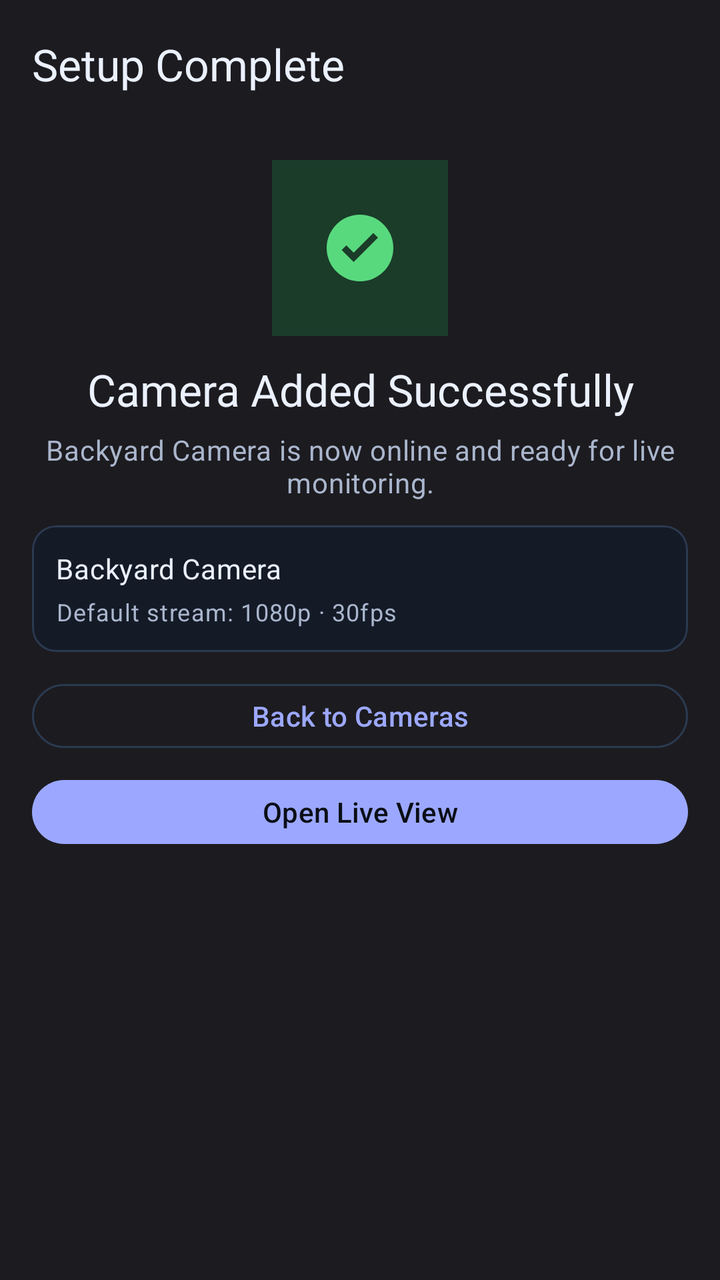
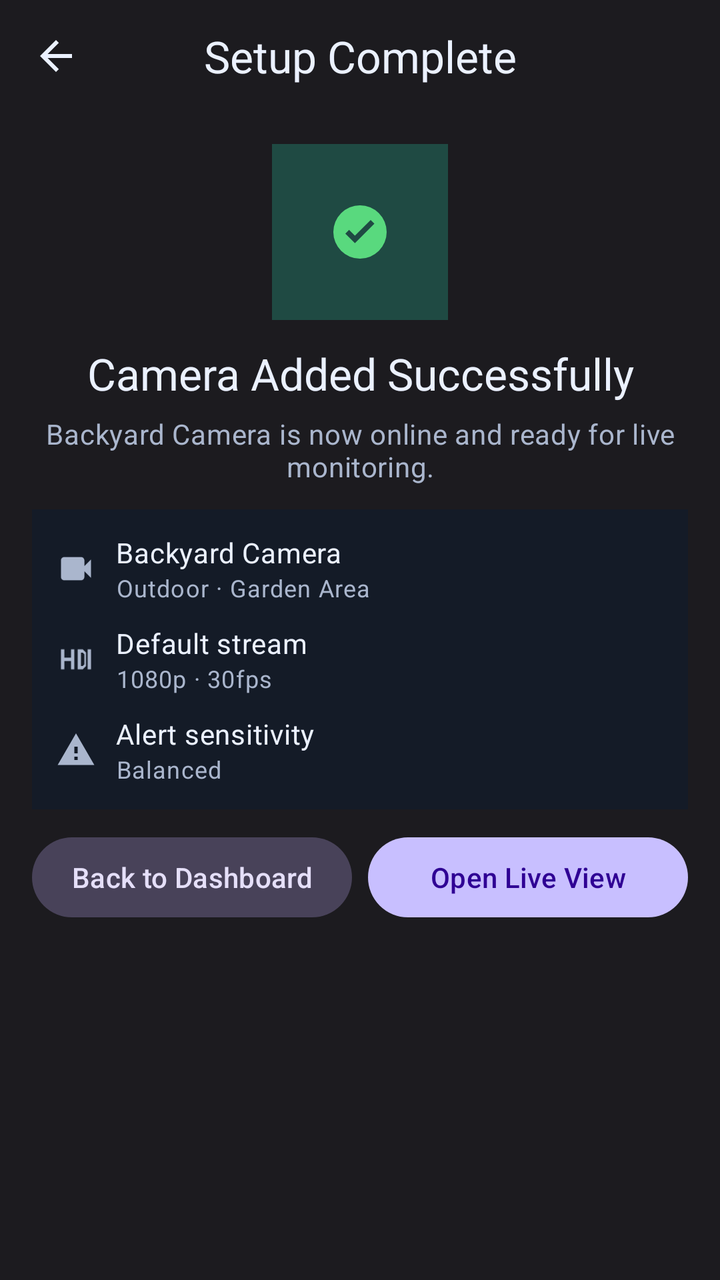

The first picture is an Android layout as it rendered before a commit; the second is the same layout after the commit. The layout source and the unified diff follow.
<!-- AndroidManifest.xml: application theme Theme.RealLive -->
<!-- res/layout/activity_camera_connect_success.xml -->
<?xml version="1.0" encoding="utf-8"?>
<LinearLayout xmlns:android="http://schemas.android.com/apk/res/android"
    xmlns:app="http://schemas.android.com/apk/res-auto"
    android:layout_width="match_parent"
    android:layout_height="match_parent"
    android:background="@color/auth_bg"
    android:orientation="vertical">

    <com.google.android.material.appbar.MaterialToolbar
        android:layout_width="match_parent"
        android:layout_height="wrap_content"
        android:background="@android:color/transparent"
        android:paddingStart="4dp"
        android:paddingEnd="4dp"
        app:title="Setup Complete"
        app:titleTextColor="?attr/colorOnBackground" />

    <LinearLayout
        android:layout_width="match_parent"
        android:layout_height="0dp"
        android:layout_weight="1"
        android:gravity="center_horizontal"
        android:orientation="vertical"
        android:padding="16dp">

        <ImageView
            android:layout_width="88dp"
            android:layout_height="88dp"
            android:background="@color/rl_status_streaming_bg"
            android:padding="24dp"
            android:src="@drawable/ic_rl_check_circle_24"
            android:tint="@color/rl_success" />

        <TextView
            android:layout_width="match_parent"
            android:layout_height="wrap_content"
            android:layout_marginTop="12dp"
            android:gravity="center"
            android:text="Camera Added Successfully"
            android:textAppearance="@style/TextAppearance.Material3.TitleLarge"
            android:textColor="?attr/colorOnBackground" />

        <TextView
            android:layout_width="match_parent"
            android:layout_height="wrap_content"
            android:layout_marginTop="6dp"
            android:gravity="center"
            android:text="Backyard Camera is now online and ready for live monitoring."
            android:textAppearance="@style/TextAppearance.Material3.BodyMedium"
            android:textColor="?attr/colorOnSurfaceVariant" />

        <com.google.android.material.card.MaterialCardView
            android:layout_width="match_parent"
            android:layout_height="wrap_content"
            android:layout_marginTop="12dp"
            app:cardBackgroundColor="?attr/colorSurface"
            app:cardCornerRadius="12dp"
            app:cardElevation="0dp"
            app:strokeColor="?attr/colorOutlineVariant"
            app:strokeWidth="1dp">

            <LinearLayout
                android:layout_width="match_parent"
                android:layout_height="wrap_content"
                android:orientation="vertical"
                android:padding="12dp">

                <TextView
                    android:layout_width="match_parent"
                    android:layout_height="wrap_content"
                    android:text="Backyard Camera"
                    android:textAppearance="@style/TextAppearance.Material3.BodyMedium"
                    android:textColor="?attr/colorOnSurface" />

                <TextView
                    android:layout_width="match_parent"
                    android:layout_height="wrap_content"
                    android:layout_marginTop="4dp"
                    android:text="Default stream: 1080p · 30fps"
                    android:textAppearance="@style/TextAppearance.Material3.BodySmall"
                    android:textColor="?attr/colorOnSurfaceVariant" />
            </LinearLayout>
        </com.google.android.material.card.MaterialCardView>

        <com.google.android.material.button.MaterialButton
            android:id="@+id/camera_success_back_list"
            style="?attr/materialButtonOutlinedStyle"
            android:layout_width="match_parent"
            android:layout_height="40dp"
            android:layout_marginTop="12dp"
            android:text="Back to Cameras"
            android:textAllCaps="false" />

        <com.google.android.material.button.MaterialButton
            android:id="@+id/camera_success_open_live"
            android:layout_width="match_parent"
            android:layout_height="40dp"
            android:layout_marginTop="8dp"
            android:text="Open Live View"
            android:textAllCaps="false" />
    </LinearLayout>

</LinearLayout>
<!-- resources referenced by this layout -->
<resources>
  <color name="rl_status_streaming_bg">#1A3C29</color>
  <style name="Theme.RealLive" parent="Theme.Material3.DayNight.NoActionBar">
          <item name="colorPrimary">@color/rl_brand</item>
          <item name="colorOnPrimary">@color/rl_bg</item>
          <item name="colorPrimaryContainer">@color/rl_brand_soft</item>
          <item name="colorOnPrimaryContainer">@color/rl_text_primary</item>
  
          <item name="colorSecondary">@color/rl_secondary</item>
          <item name="colorOnSecondary">@color/rl_bg</item>
          <item name="colorSecondaryContainer">@color/rl_secondary_soft</item>
          <item name="colorOnSecondaryContainer">@color/rl_text_primary</item>
  
          <item name="colorTertiary">@color/rl_tertiary</item>
          <item name="colorOnTertiary">@color/rl_bg</item>
          <item name="colorTertiaryContainer">@color/rl_tertiary_soft</item>
          <item name="colorOnTertiaryContainer">@color/rl_text_primary</item>
  
          <item name="colorError">@color/rl_error</item>
          <item name="colorOnError">@color/rl_bg</item>
  
          <item name="colorSurface">@color/rl_surface</item>
          <item name="colorOnSurface">@color/rl_text_primary</item>
          <item name="colorSurfaceVariant">@color/rl_surface_alt</item>
          <item name="colorOnSurfaceVariant">@color/rl_text_secondary</item>
          <item name="colorOutline">@color/rl_border</item>
          <item name="colorOutlineVariant">@color/rl_border</item>
  
          <item name="android:colorBackground">@color/rl_bg</item>
          <item name="colorOnBackground">@color/rl_text_primary</item>
          <item name="android:windowBackground">@color/rl_bg</item>
  
          <item name="android:statusBarColor">@color/rl_bg</item>
          <item name="android:navigationBarColor">@color/rl_bg</item>
          <item name="android:windowLightStatusBar">false</item>
          <item name="android:windowLightNavigationBar">false</item>
      </style>
  <!-- unchanged entries left out for length: 16 -->
</resources>

<!-- the commit's change to res/layout/activity_camera_connect_success.xml (unified diff, before → after) -->
@@ -6,98 +6,226 @@
     android:background="@color/auth_bg"
     android:orientation="vertical">
 
-    <com.google.android.material.appbar.MaterialToolbar
+    <LinearLayout
         android:layout_width="match_parent"
-        android:layout_height="wrap_content"
-        android:background="@android:color/transparent"
-        android:paddingStart="4dp"
-        android:paddingEnd="4dp"
-        app:title="Setup Complete"
-        app:titleTextColor="?attr/colorOnBackground" />
-
-    <LinearLayout
+        android:layout_height="56dp"
+        android:gravity="center_vertical"
+        android:paddingStart="8dp"
+        android:paddingEnd="8dp">
+
+        <ImageButton
+            android:id="@+id/camera_connect_success_back"
+            android:layout_width="40dp"
+            android:layout_height="40dp"
+            android:background="@android:color/transparent"
+            android:contentDescription="Back"
+            android:src="@drawable/ic_arrow_back_24"
+            android:tint="?attr/colorOnBackground" />
+
+        <TextView
+            android:layout_width="0dp"
+            android:layout_height="wrap_content"
+            android:layout_weight="1"
+            android:gravity="center"
+            android:text="Setup Complete"
+            android:textAppearance="@style/TextAppearance.Material3.TitleLarge"
+            android:textColor="?attr/colorOnBackground" />
+
+        <View
+            android:layout_width="40dp"
+            android:layout_height="40dp" />
+    </LinearLayout>
+
+    <ScrollView
         android:layout_width="match_parent"
         android:layout_height="0dp"
         android:layout_weight="1"
-        android:gravity="center_horizontal"
-        android:orientation="vertical"
-        android:padding="16dp">
-
-        <ImageView
-            android:layout_width="88dp"
-            android:layout_height="88dp"
-            android:background="@color/rl_status_streaming_bg"
-            android:padding="24dp"
-            android:src="@drawable/ic_rl_check_circle_24"
-            android:tint="@color/rl_success" />
-
-        <TextView
+        android:scrollbars="none">
+
+        <LinearLayout
             android:layout_width="match_parent"
             android:layout_height="wrap_content"
-            android:layout_marginTop="12dp"
-            android:gravity="center"
-            android:text="Camera Added Successfully"
-            android:textAppearance="@style/TextAppearance.Material3.TitleLarge"
-            android:textColor="?attr/colorOnBackground" />
-
-        <TextView
-            android:layout_width="match_parent"
-            android:layout_height="wrap_content"
-            android:layout_marginTop="6dp"
-            android:gravity="center"
-            android:text="Backyard Camera is now online and ready for live monitoring."
-            android:textAppearance="@style/TextAppearance.Material3.BodyMedium"
-            android:textColor="?attr/colorOnSurfaceVariant" />
-
-        <com.google.android.material.card.MaterialCardView
-            android:layout_width="match_parent"
-            android:layout_height="wrap_content"
-            android:layout_marginTop="12dp"
-            app:cardBackgroundColor="?attr/colorSurface"
-            app:cardCornerRadius="12dp"
-            app:cardElevation="0dp"
-            app:strokeColor="?attr/colorOutlineVariant"
-            app:strokeWidth="1dp">
+            android:orientation="vertical"
+            android:padding="16dp">
+
+            <FrameLayout
+                android:layout_width="88dp"
+                android:layout_height="88dp"
+                android:layout_gravity="center_horizontal"
+                android:background="#1F4A43">
+
+                <ImageView
+                    android:layout_width="32dp"
+                    android:layout_height="32dp"
+                    android:layout_gravity="center"
+                    android:src="@drawable/ic_rl_check_circle_24"
+                    android:tint="@color/rl_success" />
+            </FrameLayout>
+
+            <TextView
+                android:layout_width="match_parent"
+                android:layout_height="wrap_content"
+                android:layout_marginTop="12dp"
+                android:gravity="center"
+                android:text="Camera Added Successfully"
+                android:textAppearance="@style/TextAppearance.Material3.TitleLarge"
+                android:textColor="?attr/colorOnBackground" />
+
+            <TextView
+                android:layout_width="match_parent"
+                android:layout_height="wrap_content"
+                android:layout_marginTop="6dp"
+                android:gravity="center"
+                android:text="Backyard Camera is now online and ready for live monitoring."
+                android:textAppearance="@style/TextAppearance.Material3.BodyMedium"
+                android:textColor="?attr/colorOnSurfaceVariant" />
 
             <LinearLayout
                 android:layout_width="match_parent"
                 android:layout_height="wrap_content"
+                android:layout_marginTop="12dp"
+                android:background="@color/rl_surface"
                 android:orientation="vertical"
                 android:padding="12dp">
 
-                <TextView
+                <LinearLayout
                     android:layout_width="match_parent"
                     android:layout_height="wrap_content"
-                    android:text="Backyard Camera"
-                    android:textAppearance="@style/TextAppearance.Material3.BodyMedium"
-                    android:textColor="?attr/colorOnSurface" />
-
-                <TextView
+                    android:gravity="center_vertical"
+                    android:orientation="horizontal">
+
+                    <ImageView
+                        android:layout_width="20dp"
+                        android:layout_height="20dp"
+                        android:src="@drawable/ic_rl_videocam_24"
+                        android:tint="?attr/colorOnSurfaceVariant" />
+
+                    <LinearLayout
+                        android:layout_width="0dp"
+                        android:layout_height="wrap_content"
+                        android:layout_marginStart="10dp"
+                        android:layout_weight="1"
+                        android:orientation="vertical">
+
+                        <TextView
+                            android:layout_width="match_parent"
+                            android:layout_height="wrap_content"
+                            android:text="Backyard Camera"
+                            android:textAppearance="@style/TextAppearance.Material3.BodyMedium"
+                            android:textColor="?attr/colorOnSurface" />
+
+                        <TextView
+                            android:layout_width="match_parent"
+                            android:layout_height="wrap_content"
+                            android:text="Outdoor · Garden Area"
+                            android:textAppearance="@style/TextAppearance.Material3.BodySmall"
+                            android:textColor="?attr/colorOnSurfaceVariant" />
+                    </LinearLayout>
+                </LinearLayout>
+
+                <LinearLayout
                     android:layout_width="match_parent"
                     android:layout_height="wrap_content"
-                    android:layout_marginTop="4dp"
-                    android:text="Default stream: 1080p · 30fps"
-                    android:textAppearance="@style/TextAppearance.Material3.BodySmall"
-                    android:textColor="?attr/colorOnSurfaceVariant" />
+                    android:layout_marginTop="10dp"
+                    android:gravity="center_vertical"
+                    android:orientation="horizontal">
+
+                    <ImageView
+                        android:layout_width="20dp"
+                        android:layout_height="20dp"
+                        android:src="@drawable/ic_rl_high_quality_24"
+                        android:tint="?attr/colorOnSurfaceVariant" />
+
+                    <LinearLayout
+                        android:layout_width="0dp"
+                        android:layout_height="wrap_content"
+                        android:layout_marginStart="10dp"
+                        android:layout_weight="1"
+                        android:orientation="vertical">
+
+                        <TextView
+                            android:layout_width="match_parent"
+                            android:layout_height="wrap_content"
+                            android:text="Default stream"
+                            android:textAppearance="@style/TextAppearance.Material3.BodyMedium"
+                            android:textColor="?attr/colorOnSurface" />
+
+                        <TextView
+                            android:layout_width="match_parent"
+                            android:layout_height="wrap_content"
+                            android:text="1080p · 30fps"
+                            android:textAppearance="@style/TextAppearance.Material3.BodySmall"
+                            android:textColor="?attr/colorOnSurfaceVariant" />
+                    </LinearLayout>
+                </LinearLayout>
+
+                <LinearLayout
+                    android:layout_width="match_parent"
+                    android:layout_height="wrap_content"
+                    android:layout_marginTop="10dp"
+                    android:gravity="center_vertical"
+                    android:orientation="horizontal">
+
+                    <ImageView
+                        android:layout_width="20dp"
+                        android:layout_height="20dp"
+                        android:src="@drawable/ic_rl_warning_24"
+                        android:tint="?attr/colorOnSurfaceVariant" />
+
+                    <LinearLayout
+                        android:layout_width="0dp"
+                        android:layout_height="wrap_content"
+                        android:layout_marginStart="10dp"
+                        android:layout_weight="1"
+                        android:orientation="vertical">
+
+                        <TextView
+                            android:layout_width="match_parent"
+                            android:layout_height="wrap_content"
+                            android:text="Alert sensitivity"
+                            android:textAppearance="@style/TextAppearance.Material3.BodyMedium"
+                            android:textColor="?attr/colorOnSurface" />
+
+                        <TextView
+                            android:layout_width="match_parent"
+                            android:layout_height="wrap_content"
+                            android:text="Balanced"
+                            android:textAppearance="@style/TextAppearance.Material3.BodySmall"
+                            android:textColor="?attr/colorOnSurfaceVariant" />
+                    </LinearLayout>
+                </LinearLayout>
             </LinearLayout>
-        </com.google.android.material.card.MaterialCardView>
-
-        <com.google.android.material.button.MaterialButton
-            android:id="@+id/camera_success_back_list"
-            style="?attr/materialButtonOutlinedStyle"
-            android:layout_width="match_parent"
-            android:layout_height="40dp"
-            android:layout_marginTop="12dp"
-            android:text="Back to Cameras"
-            android:textAllCaps="false" />
-
-        <com.google.android.material.button.MaterialButton
-            android:id="@+id/camera_success_open_live"
-            android:layout_width="match_parent"
-            android:layout_height="40dp"
-            android:layout_marginTop="8dp"
-            android:text="Open Live View"
-            android:textAllCaps="false" />
-    </LinearLayout>
+
+            <LinearLayout
+                android:layout_width="match_parent"
+                android:layout_height="wrap_content"
+                android:layout_marginTop="14dp"
+                android:orientation="horizontal">
+
+                <TextView
+                    android:id="@+id/camera_success_back_list"
+                    android:layout_width="0dp"
+                    android:layout_height="40dp"
+                    android:layout_weight="1"
+                    android:background="@drawable/bg_btn_tonal"
+                    android:gravity="center"
+                    android:text="Back to Dashboard"
+                    android:textAppearance="@style/TextAppearance.Material3.LabelLarge"
+                    android:textColor="#E5DFF9" />
+
+                <TextView
+                    android:id="@+id/camera_success_open_live"
+                    android:layout_width="0dp"
+                    android:layout_height="40dp"
+                    android:layout_marginStart="8dp"
+                    android:layout_weight="1"
+                    android:background="@drawable/bg_btn_primary"
+                    android:gravity="center"
+                    android:text="Open Live View"
+                    android:textAppearance="@style/TextAppearance.Material3.LabelLarge"
+                    android:textColor="@color/auth_on_primary" />
+            </LinearLayout>
+        </LinearLayout>
+    </ScrollView>
 
 </LinearLayout>
<!-- resource entries referenced after the edit -->
@@ -1,6 +1,50 @@
 <!-- resources referenced by this layout -->
 <resources>
-  <color name="rl_status_streaming_bg">#1A3C29</color>
+  <color name="auth_on_primary">#2F0094</color>
+  <!-- drawable bg_btn_primary (drawable) -->
+  <shape xmlns:android="http://schemas.android.com/apk/res/android">
+      <solid android:color="@color/auth_primary" />
+      <corners android:radius="999dp" />
+  </shape>
+  <!-- drawable bg_btn_tonal (drawable) -->
+  <shape xmlns:android="http://schemas.android.com/apk/res/android">
+      <solid android:color="#484259" />
+      <corners android:radius="999dp" />
+  </shape>
+  <!-- drawable ic_arrow_back_24 (drawable) -->
+  <vector xmlns:android="http://schemas.android.com/apk/res/android"
+      android:width="24dp"
+      android:height="24dp"
+      android:viewportWidth="24"
+      android:viewportHeight="24">
+      <path
+          android:fillColor="@color/rl_text_primary"
+          android:pathData="M20,11H7.83l5.59,-5.59L12,4l-8,8l8,8l1.41,-1.41L7.83,13H20v-2z" />
+  </vector>
+  <!-- drawable ic_rl_high_quality_24 (drawable) -->
+  <vector xmlns:android="http://schemas.android.com/apk/res/android" android:width="24dp" android:height="24dp" android:viewportWidth="24" android:viewportHeight="24">
+    <path android:fillColor="#FFFFFFFF" android:pathData="M3,6h2v5h4V6h2v12h-2v-5H5v5H3zM13,6h3l2,2v8l-2,2h-3zM15,8v8h1l1,-1V9l-1,-1zM19,6h2v12h-2z"/>
+  </vector>
+  <!-- drawable ic_rl_videocam_24 (drawable) -->
+  <vector xmlns:android="http://schemas.android.com/apk/res/android"
+      android:width="24dp"
+      android:height="24dp"
+      android:viewportWidth="24"
+      android:viewportHeight="24">
+      <path
+          android:fillColor="@android:color/white"
+          android:pathData="M17,10.5V7c0,-1.1 -0.9,-2 -2,-2H5C3.9,5 3,5.9 3,7v10c0,1.1 0.9,2 2,2h10c1.1,0 2,-0.9 2,-2v-3.5l4,4v-11l-4,4z" />
+  </vector>
+  <!-- drawable ic_rl_warning_24 (drawable) -->
+  <vector xmlns:android="http://schemas.android.com/apk/res/android"
+      android:width="24dp"
+      android:height="24dp"
+      android:viewportWidth="24"
+      android:viewportHeight="24">
+      <path
+          android:fillColor="@android:color/white"
+          android:pathData="M1,21h22L12,2 1,21zM13,18h-2v-2h2v2zm0,-4h-2v-4h2v4z" />
+  </vector>
   <style name="Theme.RealLive" parent="Theme.Material3.DayNight.NoActionBar">
           <item name="colorPrimary">@color/rl_brand</item>
           <item name="colorOnPrimary">@color/rl_bg</item>
@@ -30,12 +74,14 @@
           <item name="android:colorBackground">@color/rl_bg</item>
           <item name="colorOnBackground">@color/rl_text_primary</item>
           <item name="android:windowBackground">@color/rl_bg</item>
+          <item name="android:textColorHighlight">@android:color/transparent</item>
   
           <item name="android:statusBarColor">@color/rl_bg</item>
           <item name="android:navigationBarColor">@color/rl_bg</item>
           <item name="android:windowLightStatusBar">false</item>
           <item name="android:windowLightNavigationBar">false</item>
       </style>
+  <color name="auth_primary">#C8BFFF</color>
   <!-- unchanged entries left out for length: 16 -->
 </resources>
 
